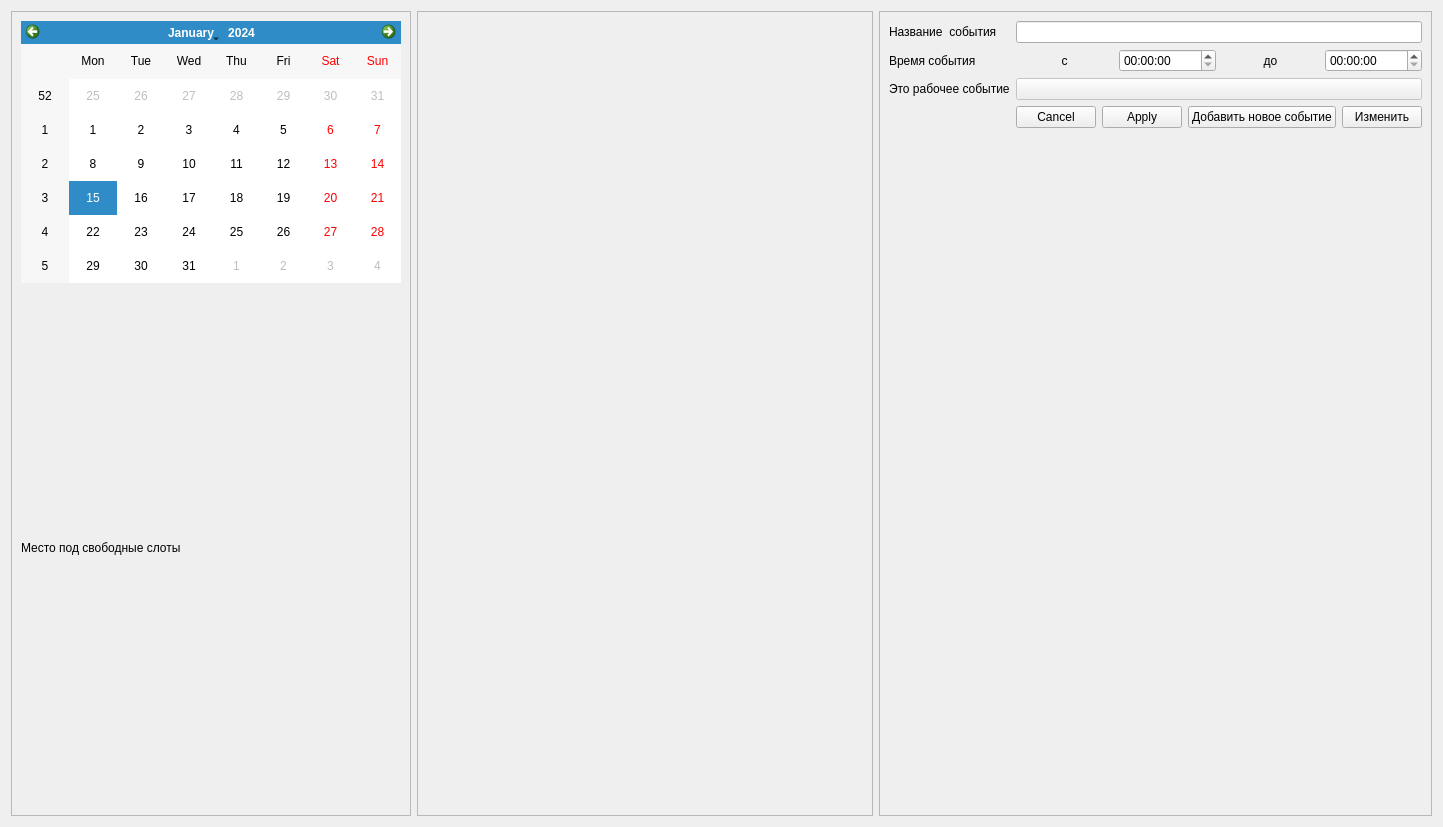
Qt form ui/pages/eventinfo.ui (Artem535/PsyClientManager) before a commit.
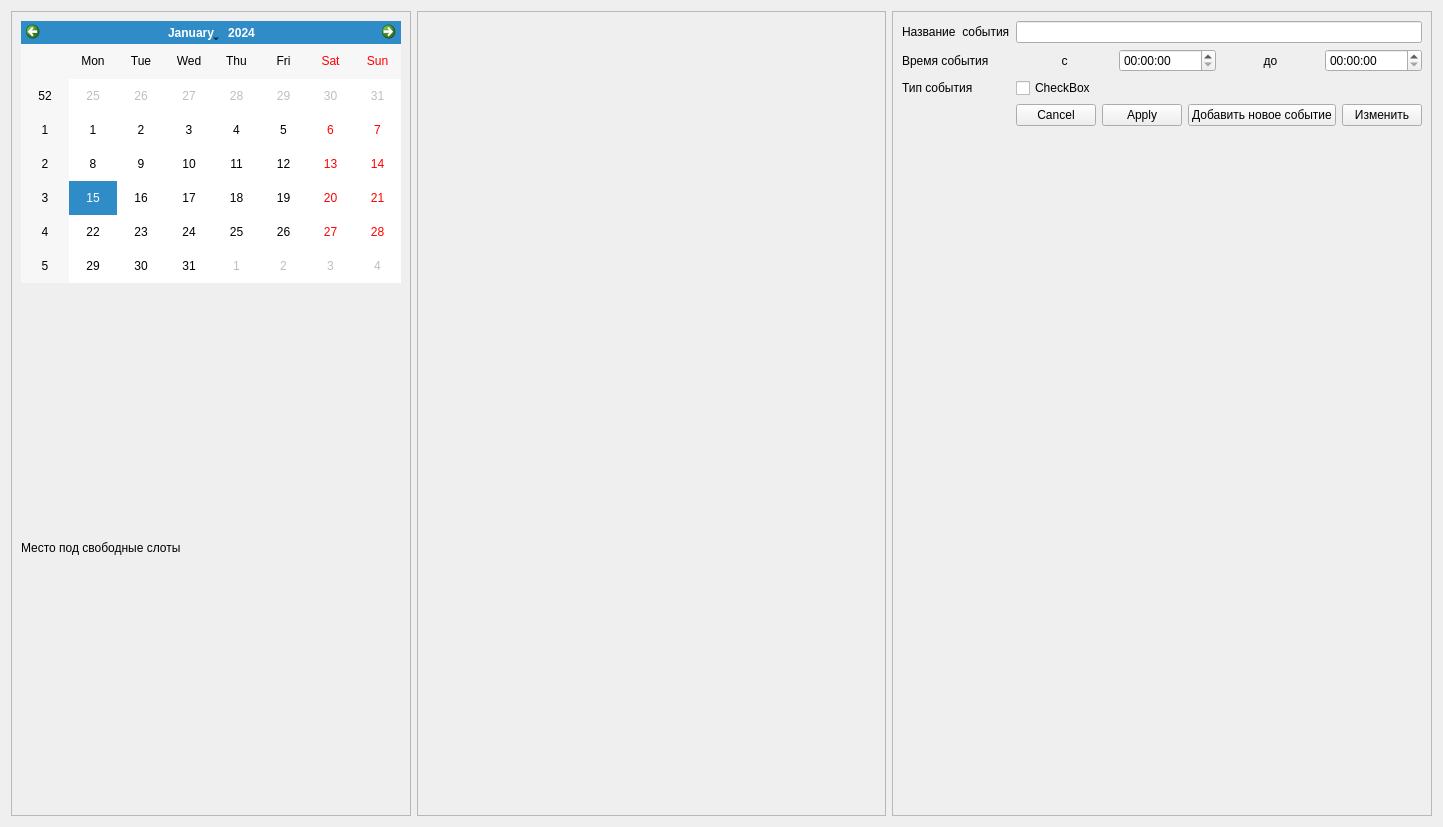
The same form after that commit.

Commit message: feat: Add functions for add new events.

Patch:
```diff
--- a/ui/pages/eventinfo.ui
+++ b/ui/pages/eventinfo.ui
@@ -141,20 +141,7 @@
         <item row="2" column="0">
          <widget class="QLabel" name="label_6">
           <property name="text">
-           <string>Это рабочее событие</string>
-          </property>
-         </widget>
-        </item>
-        <item row="2" column="1">
-         <widget class="QPushButton" name="mIsWorkEvent">
-          <property name="enabled">
-           <bool>false</bool>
-          </property>
-          <property name="text">
-           <string/>
-          </property>
-          <property name="checkable">
-           <bool>true</bool>
+           <string>Тип события</string>
           </property>
          </widget>
         </item>
@@ -205,6 +192,13 @@
           </item>
          </layout>
         </item>
+        <item row="2" column="1">
+         <widget class="QCheckBox" name="mEventType">
+          <property name="text">
+           <string>CheckBox</string>
+          </property>
+         </widget>
+        </item>
        </layout>
       </item>
      </layout>
```
Left out of the diff: 2 changed lines with no effect on the pictures. The commit also changes 10 other files.
